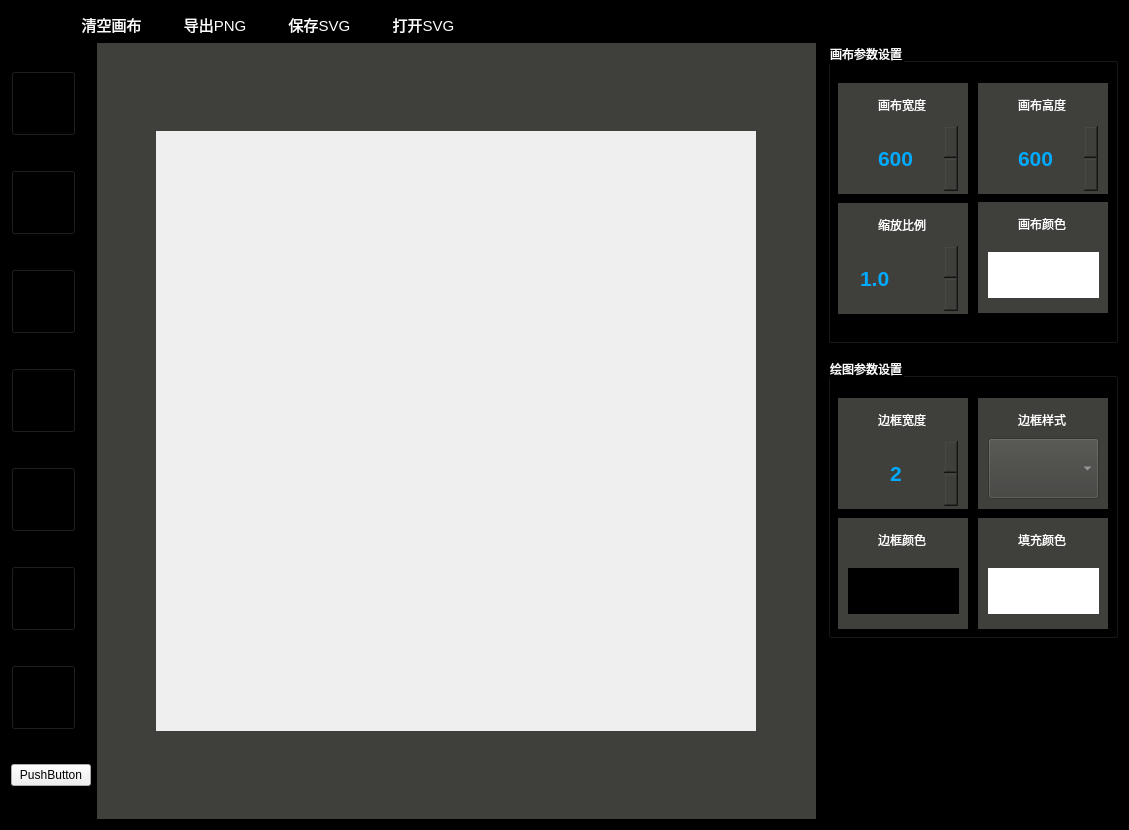
Changshan-ruchuan/SVGEditor, file KSVGEditor/ksvgeditor.ui: the form before one commit.
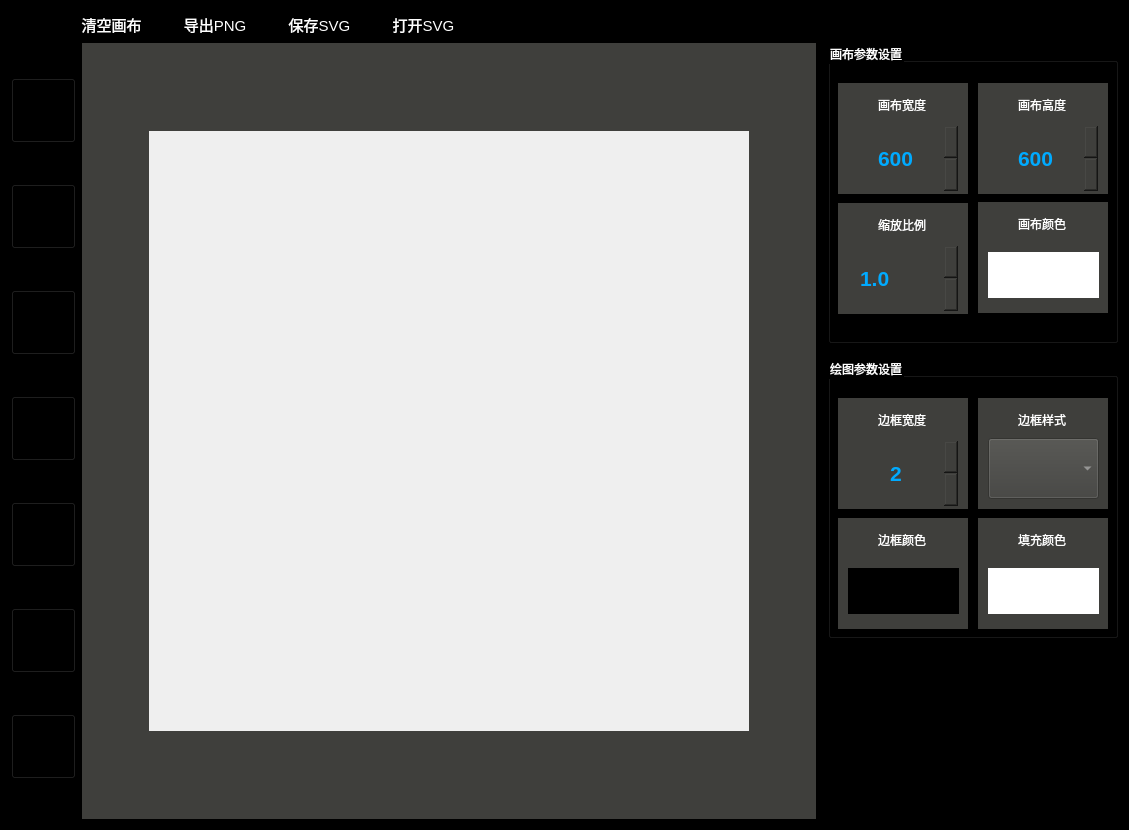
The form after the commit. Icons and pictures are not drawn. Custom widgets are drawn as their Qt base class.

```diff
--- a/KSVGEditor/ksvgeditor.ui
+++ b/KSVGEditor/ksvgeditor.ui
@@ -336,13 +336,6 @@
         </property>
        </widget>
       </item>
-      <item>
-       <widget class="QPushButton" name="m_ellipseButton">
-        <property name="text">
-         <string>PushButton</string>
-        </property>
-       </widget>
-      </item>
      </layout>
     </item>
     <item row="1" column="3">
@@ -1165,8 +1158,8 @@
       <widget class="KCanvas" name="m_canvas">
        <property name="geometry">
         <rect>
-         <x>53</x>
-         <y>91</y>
+         <x>67</x>
+         <y>92</y>
          <width>600</width>
          <height>600</height>
         </rect>
```
